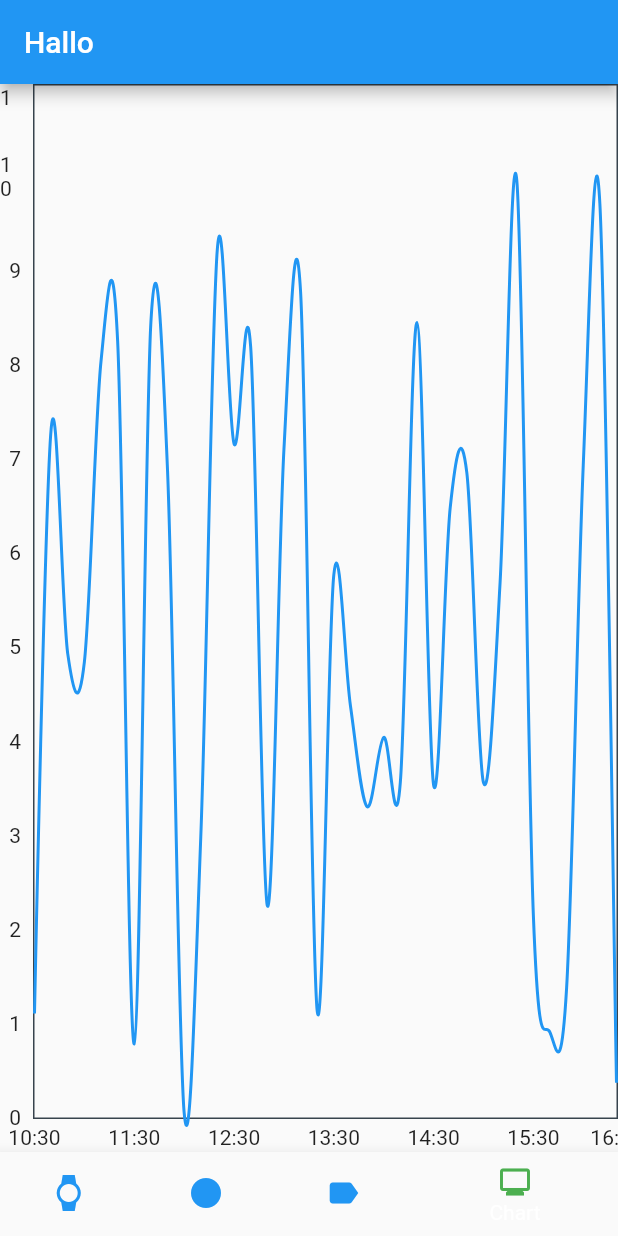
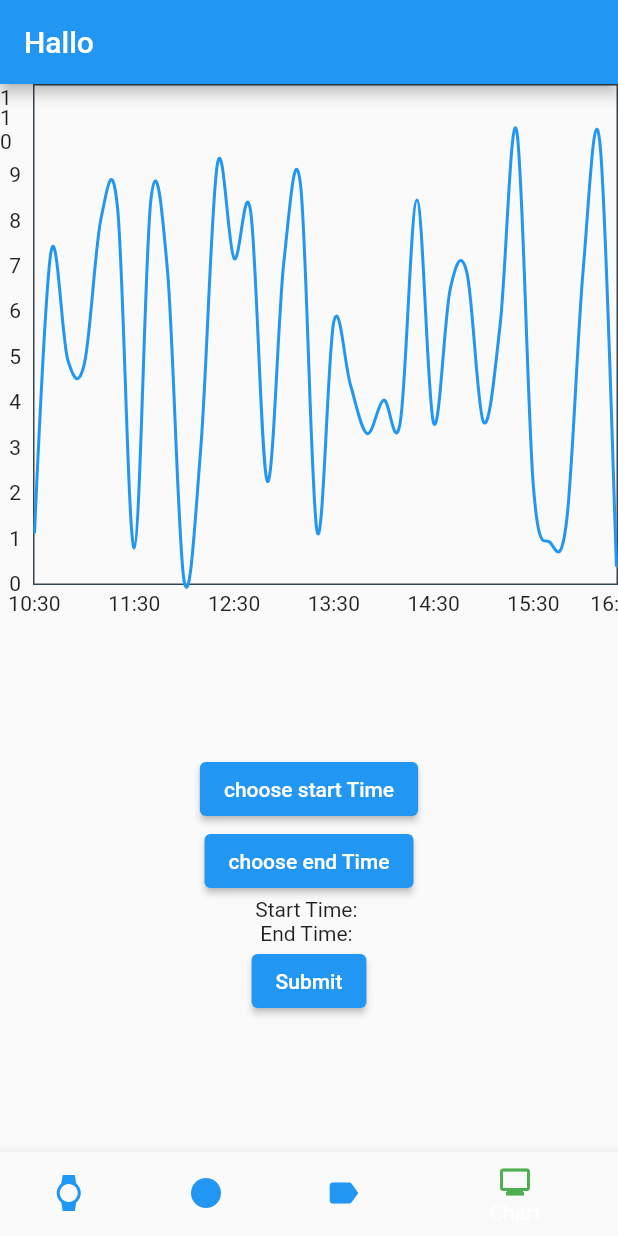
Before and after one commit to Layblar/layblar_app, a Flutter app: the screen it shows after launch, item 4 of the bottom bar chosen, on a phone screen of 412 x 824 dp. Run offline on Flutter 3.47's test engine with Material 2 defaults, Android fonts, the phone set to English and light mode, and no system bars; drawn by our look-alikes of fl_chart.

Commit message:
added feature selecting start and end time in graph

```diff
--- a/lib/screens/ChartScreen.dart
+++ b/lib/screens/ChartScreen.dart
@@ -12,25 +12,93 @@ class ChartScreen extends StatefulWidget {
 }
 
 class _ChartScreenState extends State<ChartScreen> {
+
+  final List<DataPoint> _dataPoints = generateDataPoints();
+
+  String startTime = "";
+  String endTime = "";
+
+  bool isStartTimeEnabled = false;
+  bool isEndTimeEnabled = false;
+
+
+  void enableStartTime(){
+    isStartTimeEnabled = true;
+  }
+
+  void enableEndTime(){
+    isStartTimeEnabled = false;
+    isEndTimeEnabled = true;
+  }
+
+  void onSubmit (){
+    isEndTimeEnabled = false;
+    startTime = "";
+   endTime = "";
+  }
+
   @override
   Widget build(BuildContext context) {
-    return  ZoomableChart();
+    return  Column(
+      children: [
+        Expanded(
+          flex: 1,
+          child: LineChart(
+            LineChartData(
+
+              lineTouchData: LineTouchData(
+                 touchCallback: (FlTouchEvent event, LineTouchResponse? lineTouch) {
+                  String timeText;
+                  final value = lineTouch?.lineBarSpots![0].x;
+                  if(value != null){
+                    DateTime time = _dataPoints[value.toInt()].time;
+                    timeText =  '${time.hour}:${time.minute}';
+                    debugPrint("[----time-----]" + time.toString());
+                    if(isStartTimeEnabled){
+                      setState(() {
+                        startTime = timeText;
+                      });
+                    }
+                    if(isEndTimeEnabled){
+                      setState(() {
+                        endTime = timeText;
+
+                      });
                     }
                   }
-
-
-class ZoomableChart extends StatefulWidget {
-  const ZoomableChart({Key? key}) : super(key: key);
-
-  @override
-  _ZoomableChartState createState() => _ZoomableChartState();
+              }),
+              gridData: getGridData(),
+              titlesData: getTilesData(),
+              borderData: getBorderData(),
+              minX: 0,
+              maxX: _dataPoints.length.toDouble() - 1, // Anzahl der Datenpunkte - 1
+              minY: 0,
+              maxY: getMaxY(),
+              lineBarsData: [
+                getChartData()
+              ],
+            ),
+          )
+        ),
+        Expanded(
+          flex:1,
+          child: Column(
+            mainAxisAlignment: MainAxisAlignment.center,
+            crossAxisAlignment: CrossAxisAlignment.center,
+            children: [
+              ElevatedButton(onPressed: ()=> enableStartTime(), child: Text("choose start Time")),
+              ElevatedButton(onPressed: ()=> enableEndTime(), child: Text("choose end Time")),
+              Text("Start Time: " + startTime),
+              Text("End Time: " + endTime),
+              ElevatedButton(onPressed: ()=> onSubmit(), child: Text("Submit"))
+            ],
+          ),
+        )
+      ],
+    );
   }
 
-class _ZoomableChartState extends State<ZoomableChart> {
-  double zoomLevel = 1.0; // Initial zoom level
-
-  List<DataPoint> _dataPoints = generateDataPoints();
-
+  //chart setup/customization stuff
   Widget getTitles (double value, TitleMeta meta){
     String timeText;
     int index = value.toInt();
@@ -44,23 +112,8 @@ class _ZoomableChartState extends State<ZoomableChart> {
     );
   }
 
-
-  @override
-  Widget build(BuildContext context) {
-      debugPrint(_dataPoints.length.toString());
-
-    return GestureDetector(
-      onScaleUpdate: (details) {
-        // Detect zooming gesture
-        setState(() {
-          zoomLevel = details.scale.clamp(1.0, 3.0); // Limit the zoom level
-        });
-      },
-      child: LineChart(
-       LineChartData(
-        gridData: FlGridData(show: false),
-
-       titlesData: FlTitlesData(
+  FlTitlesData getTilesData(){
+    return FlTitlesData(
         leftTitles: AxisTitles(sideTitles: SideTitles(showTitles: true, interval: 1)),
         rightTitles: AxisTitles(sideTitles: SideTitles(showTitles: false)),
         topTitles: AxisTitles(sideTitles: SideTitles(showTitles: false)),
@@ -72,18 +125,22 @@ class _ZoomableChartState extends State<ZoomableChart> {
             getTitlesWidget: getTitles
           ),
         ),
-        ),
+      );
+  }
 
-        borderData: FlBorderData(
+  FlBorderData getBorderData(){
+    return FlBorderData(
         show: true,
         border: Border.all(color: const Color(0xff37434d), width: 1),
-        ),
-        minX: 0,
-        maxX: _dataPoints.length.toDouble() - 1, // Anzahl der Datenpunkte - 1
-        minY: 0,
-        maxY: _dataPoints.map((point) => point.energyConsumption).reduce((a, b) => a > b ? a : b) + 1, // Maximaler Stromverbrauch + 1
-        lineBarsData: [
-          LineChartBarData(
+      );
+  }
+
+  FlGridData getGridData(){
+    return FlGridData(show: false);
+  }
+
+  LineChartBarData getChartData(){
+    return LineChartBarData(
           spots: _dataPoints
               .asMap()
               .entries
@@ -96,11 +153,10 @@ class _ZoomableChartState extends State<ZoomableChart> {
           color: Colors.blue, // Farbe der Linie
           dotData: FlDotData(show: false),
           belowBarData: BarAreaData(show: false),
-          ),
-        ],
-      ),
-
-      ),
         );
   }
+
+  double getMaxY (){
+    return _dataPoints.map((point) => point.energyConsumption).reduce((a, b) => a > b ? a : b) + 1; // Maximaler Stromverbrauch + 1
   }
+}
```
Lines whose indentation alone changed are shown as unchanged.
